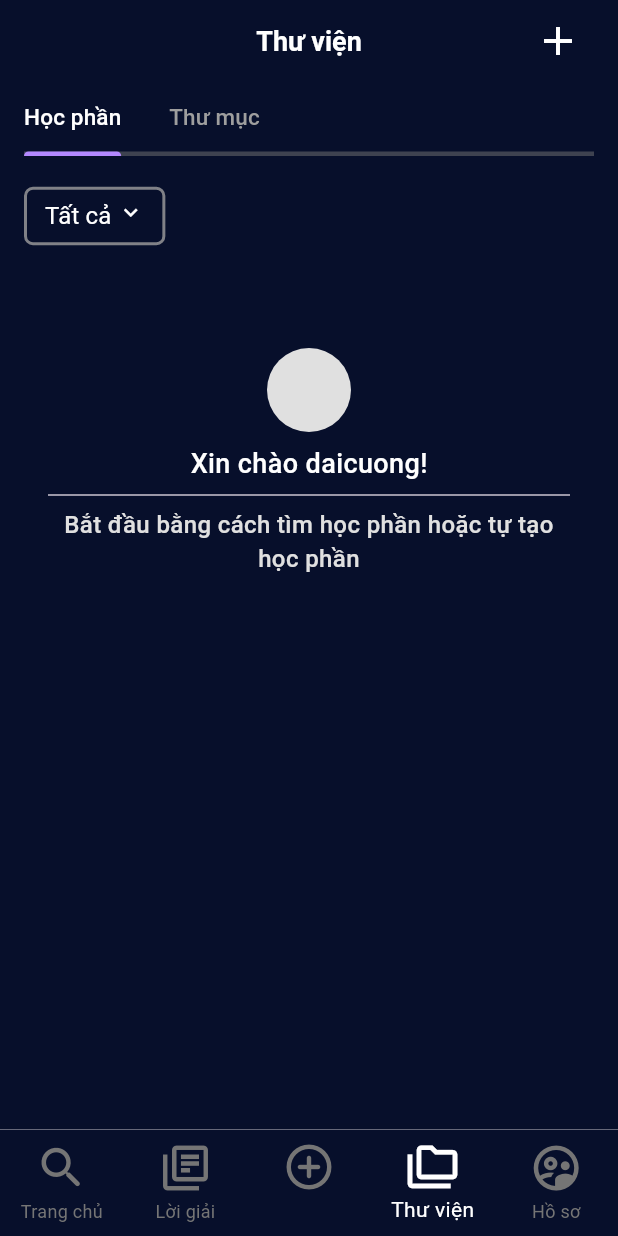
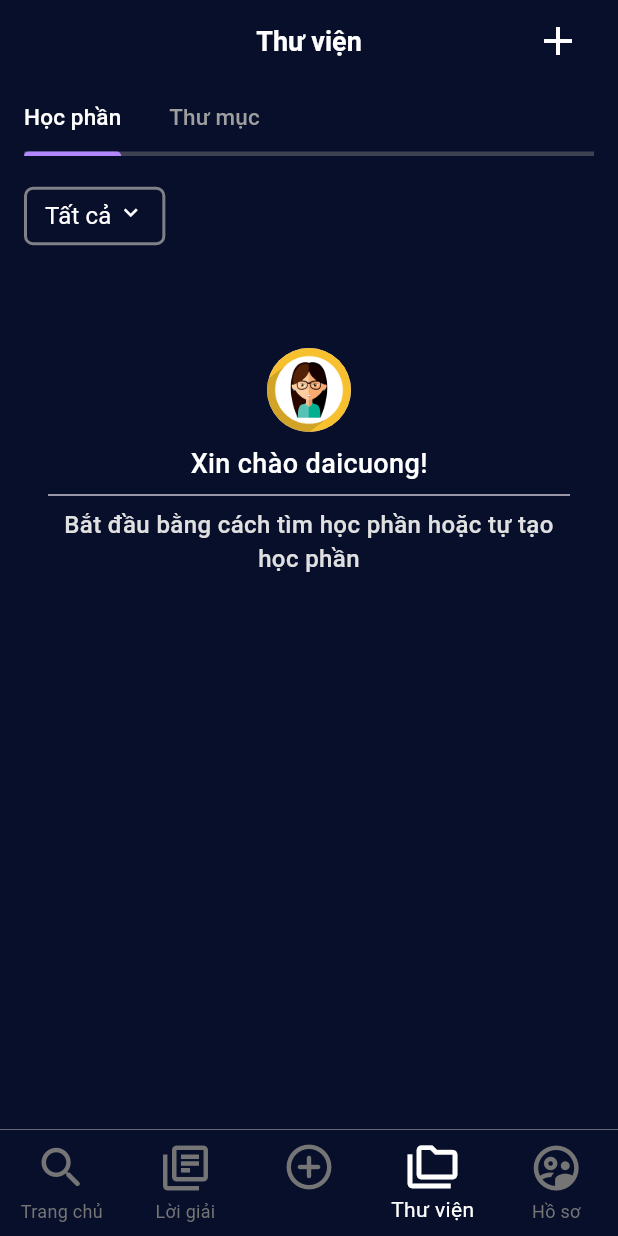
Before and after one commit to HoangELT/QuizletFlutterApp, a Flutter app: the screen it shows after launch, item 4 of the bottom bar chosen, on a phone screen of 412 x 824 dp. Run offline on Flutter 3.47's test engine with Material 3 defaults, Android fonts, the phone set to English and light mode, and no system bars; our stand-ins replace cloud_firestore, firebase_auth, firebase_core, font_awesome_flutter, google_sign_in; accounts and stored records are empty.

```diff
--- a/lib/pages/library_page.dart
+++ b/lib/pages/library_page.dart
@@ -157,7 +157,7 @@ class _LibraryPageState extends State<LibraryPage>
         children: [
           const Row(),
           CircleAvatar(
-            backgroundColor: Colors.grey.shade300,
+            backgroundImage: AppTheme.defaultAvatar,
             radius: 28,
           ),
           const SizedBox(
--- a/lib/utils/app_theme.dart
+++ b/lib/utils/app_theme.dart
@@ -6,4 +6,6 @@ class AppTheme {
   static const Color primaryBackgroundColor = Color.fromARGB(255, 7, 15, 43);
   static const Color primaryBackgroundColorAppbar =
       Color.fromARGB(255, 57, 72, 103);
+  static const ImageProvider defaultAvatar =
+      AssetImage('assets/images/avatar_default.png');
 }
```
